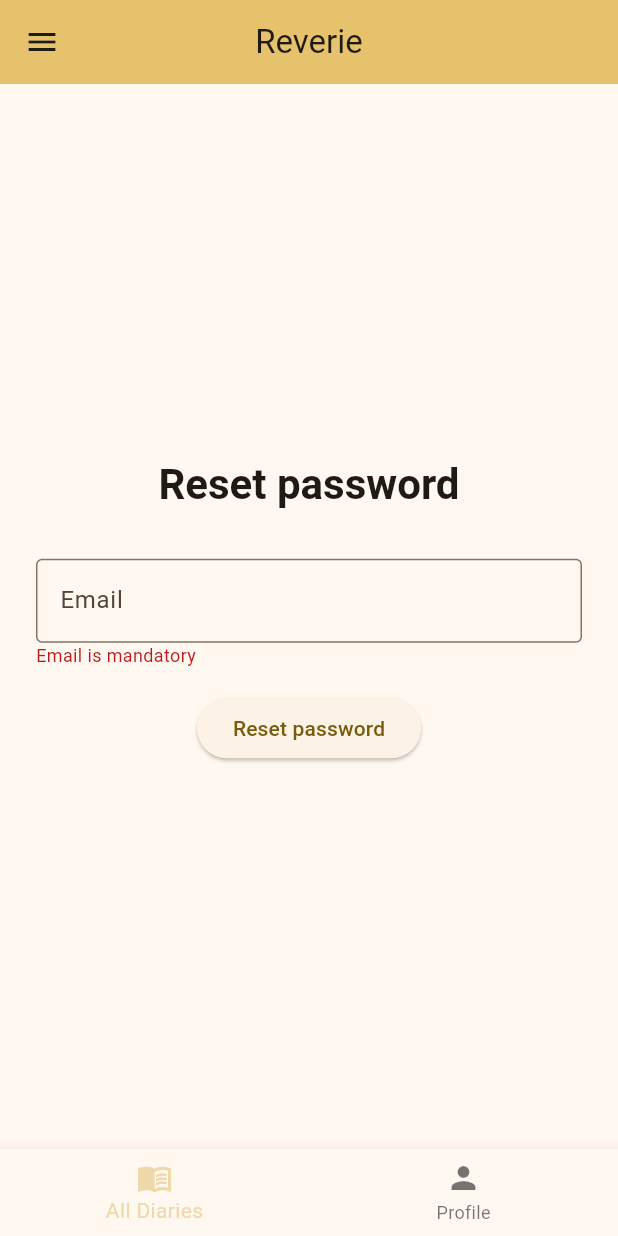
After one commit to Nj0be/reverie_flutter, a Flutter app: the ResetPasswordScreen screen opened by its route, after a tap on "Reset password", on a phone screen of 412 x 824 dp. The commit adds this screen. Run offline on Flutter 3.47's test engine with Material 3 defaults, Android fonts, the phone set to English and light mode, and no system bars; our stand-ins replace cloud_firestore, firebase_auth, firebase_core, flutter_riverpod, freezed_annotation, go_router and 1 more; accounts and stored records are empty.

Commit message:
Reset password

```diff
--- a/lib/data/repository/user_repository.dart
+++ b/lib/data/repository/user_repository.dart
@@ -66,4 +66,8 @@ class UserRepository {
       return null;
     }
   }
+
+  Null sendPasswordResetEmail(String email) {
+    _auth.sendPasswordResetEmail(email: email);
+  }
 }
--- a/lib/main.dart
+++ b/lib/main.dart
@@ -7,6 +7,7 @@ import 'package:go_router/go_router.dart';
 import 'package:reverie_flutter/ui/screens/edit_profile_screen.dart';
 import 'package:reverie_flutter/ui/screens/login_screen.dart';
 import 'package:reverie_flutter/ui/screens/profile_screen.dart';
+import 'package:reverie_flutter/ui/screens/reset_password_screen.dart';
 import 'package:reverie_flutter/ui/screens/signup_screen.dart';
 import 'package:reverie_flutter/ui/themes/colors.dart';
 import 'package:reverie_flutter/ui/screens/all_diaries_screen.dart';
@@ -111,7 +112,9 @@ final _router = GoRouter(
                 onNavigateToSignup: (){
                   context.goNamed('signup');
                 },
-                onNavigateToResetPassword: (){},
+                onNavigateToResetPassword: (){
+                  context.goNamed('reset_password');
+                },
               ),
             );
           },
@@ -130,6 +133,23 @@ final _router = GoRouter(
                   );
                 },
                 onNavigateToLogin: (){
+                  context.goNamed(
+                    'login',
+                  );
+                },
+              ),
+            );
+          },
+        ),
+
+        GoRoute(
+          name: 'reset_password',
+          path: '/reset_password',
+          builder: (context, state) {
+            return ProviderScope(
+              child: ResetPasswordScreen(
+                onResetPasswordSuccess: () {
+                  // handle signup success
                   context.goNamed(
                     'login',
                   );
--- /dev/null
+++ b/lib/notifier/reset_password_notifier.dart
@@ -0,0 +1,78 @@
+import 'package:freezed_annotation/freezed_annotation.dart';
+import 'package:reverie_flutter/data/repository/user_repository.dart';
+import 'package:reverie_flutter/l10n/app_localizations.dart';
+import 'package:reverie_flutter/l10n/localizations_provider.dart';
+import 'package:reverie_flutter/utils.dart';
+import 'package:riverpod/riverpod.dart';
+
+part 'reset_password_notifier.freezed.dart';
+
+@freezed
+abstract class ResetPasswordState with _$ResetPasswordState {
+  const factory ResetPasswordState({
+    @Default('') String email,
+    @Default('') String emailError,
+    @Default('') String formError,
+  }) = _ResetPasswordState;
+}
+
+final resetPasswordNotifierProvider =
+    StateNotifierProvider<ResetPasswordNotifier, ResetPasswordState>((ref) {
+      final repository = ref.read(userRepositoryProvider);
+      final localizations = ref.read(appLocalizationsProvider);
+
+      return ResetPasswordNotifier(
+        repository: repository,
+        localizations: localizations,
+      );
+    });
+
+class ResetPasswordNotifier extends StateNotifier<ResetPasswordState> {
+  final UserRepository repository;
+  final AppLocalizations localizations;
+
+  ResetPasswordNotifier({required this.repository, required this.localizations})
+    : super(ResetPasswordState());
+
+  String validateEmail(String email) {
+    if (email.isEmpty) {
+      return localizations.emailMandatory;
+    } else if (!isEmailValid(email)) {
+      return localizations.emailNotValid;
+    } else {
+      return "";
+    }
+  }
+
+  void onEmailChange(String newEmail) {
+    state = state.copyWith(
+      email: newEmail,
+      emailError: validateEmail(newEmail),
+    );
+  }
+
+  void onResetPassword(void Function() onResetPasswordSuccess) async {
+    // Clear any form-wide errors
+    // Validate individual inputs
+    state = state.copyWith(
+      emailError: validateEmail(state.email),
+      formError: '',
+    );
+
+    if (state.emailError.isNotEmpty) {
+      return;
+    }
+
+    // Proceed with login attempt
+    try {
+      repository.sendPasswordResetEmail(
+        state.email
+      );
+
+      onResetPasswordSuccess();
+    } catch (error) {
+      // Handle any unexpected errors
+      state = state.copyWith(formError: localizations.loginError);
+    }
+  }
+}
--- /dev/null
+++ b/lib/ui/screens/reset_password_screen.dart
@@ -0,0 +1,60 @@
+import 'package:flutter/material.dart';
+import 'package:flutter_riverpod/flutter_riverpod.dart';
+import 'package:reverie_flutter/l10n/app_localizations.dart';
+import 'package:reverie_flutter/notifier/reset_password_notifier.dart';
+import 'package:reverie_flutter/ui/components/error_field.dart';
+import 'package:reverie_flutter/ui/components/single_field.dart';
+
+class ResetPasswordScreen extends ConsumerWidget {
+  final void Function() onResetPasswordSuccess;
+
+  const ResetPasswordScreen({
+    super.key,
+    required this.onResetPasswordSuccess,
+  });
+
+  @override
+  Widget build(BuildContext context, WidgetRef ref) {
+    final state = ref.watch(resetPasswordNotifierProvider);
+    final notifier = ref.watch(resetPasswordNotifierProvider.notifier);
+
+    return Padding(
+      padding: const EdgeInsets.all(24.0),
+      child: Column(
+        mainAxisAlignment: MainAxisAlignment.center,
+        crossAxisAlignment: CrossAxisAlignment.center,
+        children: [
+          Text(
+            AppLocalizations.of(context)!.resetPassword,
+            // o usa localization
+            style: Theme
+                .of(context)
+                .textTheme
+                .headlineMedium
+                ?.copyWith(fontWeight: FontWeight.bold),
+          ),
+          const SizedBox(height: 32),
+
+          SingleLineFieldWithError(
+            value: state.email,
+            errorMessage: state.emailError,
+            onNewValue: notifier.onEmailChange,
+            label: AppLocalizations.of(context)!.email,
+          ),
+
+          const SizedBox(height: 16),
+
+          ElevatedButton(
+            onPressed: () => notifier.onResetPassword(onResetPasswordSuccess),
+            child: Text(AppLocalizations.of(context)!.resetPassword),
+          ),
+
+          const SizedBox(height: 8),
+
+          if (state.formError.isNotEmpty) ErrorField(
+              errorMessage: state.formError),
+        ],
+      ),
+    );
+  }
+}
```
Also changed, not shown: lib/notifier/reset_password_notifier.freezed.dart (added).
